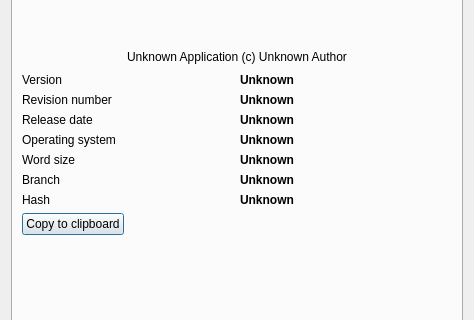
The window that src/Gui/AboutApplication.ui (southseact-3d/fcd) describes before a commit, drawn with Qt 5; both pictures show x 0 to 474 and y 171 to 491 of the 474 by 617 pixel window.
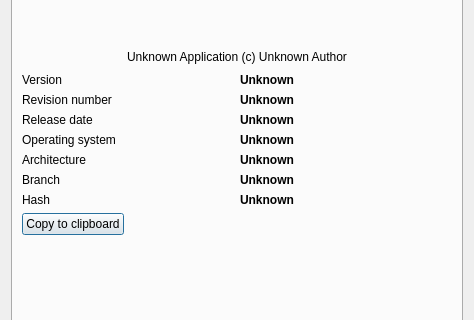
The same window after the commit. The open tabs and pages were chosen to show the change. Icons and pictures are not drawn. Custom widgets are drawn as their Qt base class.

Commit message:
Gui: show cpu architecture in version info instead of word size
Fix #15833

```diff
--- a/src/Gui/AboutApplication.ui
+++ b/src/Gui/AboutApplication.ui
@@ -174,7 +174,7 @@
            <item row="4" column="0">
             <widget class="QLabel" name="labelPlatform">
              <property name="text">
-              <string>Word size</string>
+              <string>Architecture</string>
              </property>
             </widget>
            </item>
```
Left out of the diff: 16 changed lines with no effect on the pictures. The commit also changes 1 other file.
